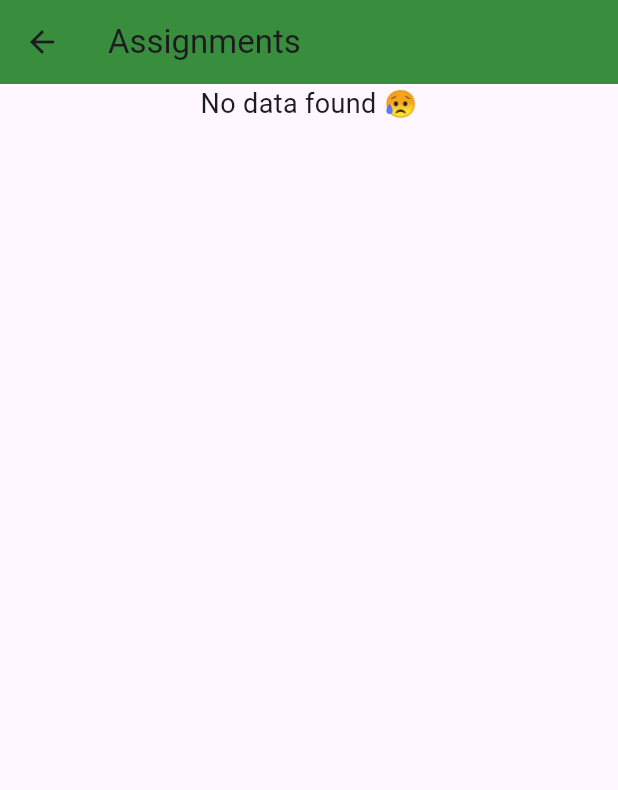
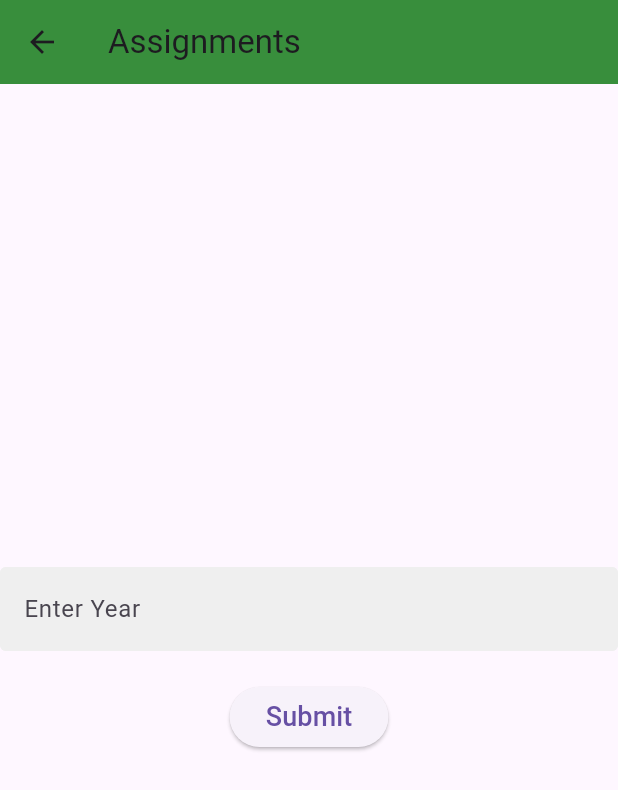
Before and after one commit to Arka02032002/iemcrp_new, a Flutter app: the ViewAssignment screen opened directly with empty values, on a phone screen of 412 x 824 dp. Shown: the top 790 px of the screen. Run offline on Flutter 3.47's test engine with Material 3 defaults, Android fonts, the phone set to English and light mode, and no system bars; our stand-ins replace cloud_firestore, file_picker, firebase_auth, firebase_core, firebase_storage, flutter_linkify and 9 more; missing offline and left inert: cashfree_pg, google_mlkit_face_detection, linkify, tflite_flutter; accounts and stored records are empty; network calls fail.

Commit message:
Minor changes

```diff
--- a/lib/Dashboard/Student/register_face.dart
+++ b/lib/Dashboard/Student/register_face.dart
@@ -2,6 +2,7 @@
 import 'dart:io';
 import 'dart:typed_data';
 import 'dart:ui';
+import 'package:flutter_spinkit/flutter_spinkit.dart';
 import 'package:get/get.dart';
 
 import 'package:flutter/material.dart';
@@ -250,7 +251,7 @@ class _RegisterFaceState extends State<RegisterFace> {
           _image != null
               ? isLoading? SizedBox(
               width: screenWidth,
-              height: screenHeight / 2.25,child: Center(child: CircularProgressIndicator(),)):Image.file(
+              height: screenHeight / 2.25,child: Center(child: SpinKitCircle(color: Colors.green,size:50),)):Image.file(
                   _image!,
                   width: screenWidth,
                   height: screenHeight / 2,
--- a/lib/Dashboard/Student/student_profile.dart
+++ b/lib/Dashboard/Student/student_profile.dart
@@ -229,7 +229,7 @@ class _StudentProfileState extends State<StudentProfile> {
                         Textcolor: Colors.black,
                         BackgroundColor: Colors.grey.withOpacity(0.2),
                         text: 'Assignments',
-                        ontap: () => Get.to(View_Assignments(),arguments: [id,stream,name,enrollment]),
+                        ontap: () => Get.to(View_Assignments(),arguments: [id,stream,name,enrollment,year]),
                         // ontap: () => Get.to(AssignmentCard()),
 
                         icon: Icons.assignment,
--- a/lib/Dashboard/Student/submit_assignment.dart
+++ b/lib/Dashboard/Student/submit_assignment.dart
@@ -29,6 +29,7 @@ class _Assignment_streamState extends State<Assignment_stream> {
   String enrollment=Get.arguments[2];
   bool isselected=false;
   String buttonText="Browse";
+  int year=Get.arguments[5];
 
 
   PlatformFile? pickedFile;
@@ -68,8 +69,9 @@ class _Assignment_streamState extends State<Assignment_stream> {
     log(stream);
     log(desc);
     log(fileurl);
-    AssignmentSubmission assignment= await new AssignmentSubmission(id: id,desc: desc, subject: subject, name: name, stream: stream,fileUrl: fileurl, enrollment: enrollment);
+    AssignmentSubmission assignment= await new AssignmentSubmission(id: id,desc: desc, subject: subject, name: name, stream: stream,fileUrl: fileurl, enrollment: enrollment,year: year);
     await db.updateAssignmentSubmissionData(assignment);
+    print("Successful");
     Navigator.of(context).pop();
     setState(() {
       submissionStatus="Assignment Submitted";
--- a/lib/Dashboard/Student/view_assignments.dart
+++ b/lib/Dashboard/Student/view_assignments.dart
@@ -19,9 +19,12 @@ class _View_AssignmentsState extends State<View_Assignments> {
   String id=Get.arguments[0];
   String name=Get.arguments[2];
   String enrollment=Get.arguments[3];
+  int year=Get.arguments[4];
 
   @override
   Widget build(BuildContext context) {
+    print(year);
+
     return Scaffold(
       appBar: AppBar(
         backgroundColor: Colors.green[700],
@@ -29,7 +32,7 @@ class _View_AssignmentsState extends State<View_Assignments> {
       ),
       body: SingleChildScrollView(
         child: StreamBuilder<QuerySnapshot>(
-          stream: FirebaseFirestore.instance.collection('assignments').doc(stream).collection('Assignment').snapshots(),
+          stream: FirebaseFirestore.instance.collection('assignments').doc(stream).collection(year.toString()).snapshots(),
           builder: (context,snapshot){
             if (!snapshot.hasData) {
               return Loading();
@@ -44,21 +47,13 @@ class _View_AssignmentsState extends State<View_Assignments> {
             }
             else{
               var doc=snapshot.data!.docs;
-              print(!doc[2]['students'].contains(id));
-              // for(var element in doc){
-              //   try {
-              //     print(element['students'].contains(7667578));
-              //   }
-              //   catch(e){
-              //     print("Field doesnot exist");
-              //   }
-              // }
+
               return Column(
                 children: <Widget>[
               for(var element in doc)
 
                 if(!element['students'].contains(id))
-                AssignmentCard(subject: element.id,desc: element['Description'],url: element['FileUrl'], isStudent: true,sid: id,name: name,enrollment: enrollment,stream: [stream],)
+                AssignmentCard(subject: element.id,desc: element['Description'],url: element['FileUrl'], isStudent: true,sid: id,name: name,enrollment: enrollment,stream: [stream],year:year)
                 // Text(element.id+'\n'+element['Description']+'\n'+element['FileUrl'])
                 ],
               );
--- a/lib/Dashboard/Teacher/assignment.dart
+++ b/lib/Dashboard/Teacher/assignment.dart
@@ -30,6 +30,7 @@ class _Assignment_streamState extends State<Assignment_stream> {
   String teacher=Get.arguments[0];
   bool isselected=false;
   String buttonText="Browse";
+  int year=0;
 
   PlatformFile? pickedFile;
   DatabaseService db =new DatabaseService();
@@ -68,7 +69,7 @@ class _Assignment_streamState extends State<Assignment_stream> {
     log(stream);
     log(desc);
     log(fileurl);
-    Assignment assignment= await new Assignment(desc: desc, subject: subject, teacher: teacher, stream: stream,fileUrl: fileurl);
+    Assignment assignment= await new Assignment(desc: desc, subject: subject, teacher: teacher, stream: stream,fileUrl: fileurl,year: year);
     await db.updateAssignmentData(assignment);
     setState(() {
       submissionStatus="Assignment Submitted";
@@ -88,6 +89,16 @@ class _Assignment_streamState extends State<Assignment_stream> {
           child: Column(
             mainAxisAlignment: MainAxisAlignment.center,
             children: [
+
+              TextFormField(
+                decoration: textInputDecoration.copyWith(hintText: 'Year'),
+                onChanged: (val){
+                  setState(() {
+                    year=int.parse(val);
+                  });
+                },
+              ),
+              SizedBox(height: 10,),
 
               TextFormField(
               decoration: textInputDecoration.copyWith(hintText: 'Stream'),
--- a/lib/Dashboard/Teacher/submissions.dart
+++ b/lib/Dashboard/Teacher/submissions.dart
@@ -13,8 +13,9 @@ class Submissions_data extends StatelessWidget {
   //
   // String subject = Get.arguments[2];
   String tid,stream,subject;
+  int year;
 
-  Submissions_data(this.tid,this.stream,this.subject);
+  Submissions_data(this.tid,this.stream,this.subject,this.year);
 
   @override
   Widget build(BuildContext context) {
@@ -31,7 +32,7 @@ class Submissions_data extends StatelessWidget {
         stream: FirebaseFirestore.instance
             .collection('assignments')
             .doc(stream)
-            .collection('Assignment')
+            .collection(year.toString())
             .snapshots()
         ,
         builder: (context, snapshot) {
--- a/lib/Dashboard/Teacher/submissions_home.dart
+++ b/lib/Dashboard/Teacher/submissions_home.dart
@@ -17,6 +17,7 @@ class _SubmissionsState extends State<Submissions> {
   String tid = Get.arguments[0];
   List stream = Get.arguments[1];
   String subject = Get.arguments[2];
+  int year=Get.arguments[3];
   @override
   Widget build(BuildContext context) {
     print(stream);
@@ -31,7 +32,7 @@ class _SubmissionsState extends State<Submissions> {
           child: Column(
               children: [
                 for(String stream in stream)
-                  Submissions_data(tid,stream,subject)
+                  Submissions_data(tid,stream,subject,year)
               ]
           ),
         )
--- a/lib/Dashboard/Teacher/view_assignments.dart
+++ b/lib/Dashboard/Teacher/view_assignments.dart
@@ -4,6 +4,7 @@ import 'package:get/get.dart';
 import 'package:iemcrp_new/services/datasbase.dart';
 
 import '../../Widgets/AssignmentCard.dart';
+import '../../shared/constants.dart';
 import '../loading.dart';
 
 class ViewAssignment extends StatefulWidget {
@@ -16,6 +17,8 @@ class ViewAssignment extends StatefulWidget {
 class _ViewAssignmentState extends State<ViewAssignment> {
   String teacher = Get.arguments[0];
   String stream=Get.arguments[1];
+  int year =0;
+  bool isYearChoosen=false;
   DatabaseService db = new DatabaseService();
   @override
   Widget build(BuildContext context) {
@@ -24,12 +27,33 @@ class _ViewAssignmentState extends State<ViewAssignment> {
         backgroundColor: Colors.green[700],
         title: Text("Assignments"),
       ),
-      body: SingleChildScrollView(
+      body: !isYearChoosen?Center(
+        child: Column(
+          // crossAxisAlignment: CrossAxisAlignment.center,
+          mainAxisAlignment: MainAxisAlignment.center,
+          children: [
+            TextFormField(
+              decoration: textInputDecoration.copyWith(hintText: 'Enter Year'),
+              onChanged: (val){
+                setState(() {
+                  year=int.parse(val);
+                });
+              },
+            ),
+            SizedBox(height: 20,),
+            ElevatedButton(onPressed: (){
+              setState(() {
+                isYearChoosen=!isYearChoosen;
+              });
+            }, child: Text("Submit",style: TextStyle(fontSize: 18),))
+          ],
+        ),
+      ):SingleChildScrollView(
           child: StreamBuilder<QuerySnapshot>(
         stream: FirebaseFirestore.instance
             .collection('teachers')
             .doc(teacher)
-            .collection('Assignments')
+            .collection('Assignments-year $year')
             .snapshots(),
         builder: (context, snapshot) {
           if (!snapshot.hasData) {
@@ -57,6 +81,7 @@ class _ViewAssignmentState extends State<ViewAssignment> {
                       url: element['FileUrl'],
                       isStudent: false,
                       stream: element['stream'] ,
+                      year: year,
                       // stream: stream,
                     )
                   // Text(element.id+'\n'+element['Description']+'\n'+element['FileUrl'])
--- a/lib/Widgets/AssignmentCard.dart
+++ b/lib/Widgets/AssignmentCard.dart
@@ -24,9 +24,10 @@ class AssignmentCard extends StatelessWidget {
   List? stream=[];
   List students=[];
   String buttonText='';
+  int? year=0;
 
 
-  AssignmentCard({required this.subject, required this.desc, this.url,required this.isStudent,this.sid,this.name,this.enrollment,this.stream,this.tid});
+  AssignmentCard({required this.subject, required this.desc, this.url,required this.isStudent,this.sid,this.name,this.enrollment,this.stream,this.tid,this.year});
 
   @override
   Widget build(BuildContext context) {
@@ -78,11 +79,12 @@ class AssignmentCard extends StatelessWidget {
                       children: [
                         ElevatedButton(
                           onPressed: (){
+                            print("Student submit");
                             if(isStudent)
-                            Get.to(Assignment_stream(),arguments: [sid,name,enrollment,stream?[0],subject]);
+                            Get.to(Assignment_stream(),arguments: [sid,name,enrollment,stream?[0],subject,year]);
                             else
                               // for(String stream in stream!)
-                              Get.to(Submissions(),arguments: [tid,stream,subject]);
+                              Get.to(Submissions(),arguments: [tid,stream,subject,year]);
                           },
                           child: Text(buttonText),
                         ),
--- a/lib/models/assignmentSubmission.dart
+++ b/lib/models/assignmentSubmission.dart
@@ -6,6 +6,7 @@ class AssignmentSubmission{
   String enrollment="";
   String subject="";
   String id="";
+  int? year=0;
 
-  AssignmentSubmission({required this.id,this.desc,required this.name,this.fileUrl,required this.stream,required this.enrollment,required this.subject});
+  AssignmentSubmission({required this.id,this.desc,required this.name,this.fileUrl,required this.stream,required this.enrollment,required this.subject,this.year});
 }
--- a/lib/models/assignments.dart
+++ b/lib/models/assignments.dart
@@ -4,6 +4,7 @@ class Assignment{
   String stream="";
   String teacher="";
   String ?fileUrl="";
+  int year=0;
 
-  Assignment({this.desc,required this.subject,required this.teacher,required this.stream,this.fileUrl});
+  Assignment({this.desc,required this.subject,required this.teacher,required this.stream,this.fileUrl,required this.year});
 }
--- a/lib/services/datasbase.dart
+++ b/lib/services/datasbase.dart
@@ -87,15 +87,16 @@ class DatabaseService {
     );
   }
   Future updateAssignmentData(Assignment assignment) async{
-    await assignmentCollection.doc(assignment.stream).collection('Assignment').doc(assignment.subject).set({
+    await assignmentCollection.doc(assignment.stream).collection(assignment.year.toString()).doc(assignment.subject).set({
       'Description': assignment.desc,
       'FileUrl': assignment.fileUrl,
       'Assigned By': assignment.teacher,
       'students': [],
       'submissions': []
     });
+    var year=assignment.year;
     print(assignment.teacher);
-    await teacherCollection.doc(assignment.teacher).collection('Assignments').doc(assignment.subject).set({
+    await teacherCollection.doc(assignment.teacher).collection('Assignments-year $year').doc(assignment.subject).set({
       'Description': assignment.desc,
       'FileUrl': assignment.fileUrl,
       'stream': FieldValue.arrayUnion([assignment.stream]),
@@ -112,7 +113,7 @@ class DatabaseService {
       'Enrollment': assignment.enrollment,
     };
     submissions.add(map);
-    await assignmentCollection.doc(assignment.stream).collection('Assignment').doc(assignment.subject).update({
+    await assignmentCollection.doc(assignment.stream).collection(assignment.year.toString()).doc(assignment.subject).update({
       'submissions': FieldValue.arrayUnion(submissions),
       'students': FieldValue.arrayUnion([assignment.id]),
       },
```
